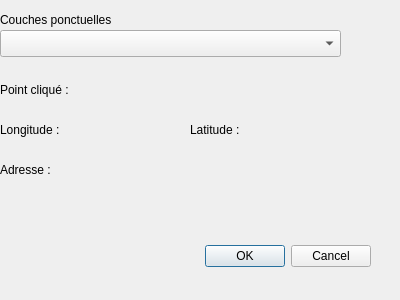
nolvidesmandomboy/Mon_Extension_QGIS, file extension_de_nolvides_dialog_base.ui: the form before one commit.
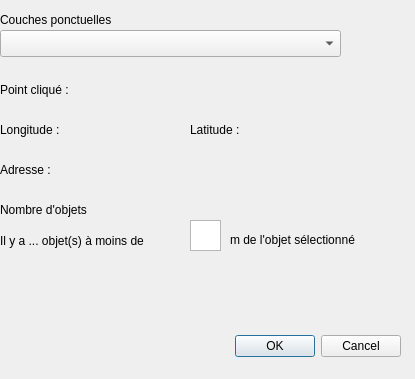
The form after the commit.

Commit message: Création de la zone tampon et test de l'intersection du tampon avec le point selectionné

Diff of the .ui file:
```diff
--- a/extension_de_nolvides_dialog_base.ui
+++ b/extension_de_nolvides_dialog_base.ui
@@ -6,8 +6,8 @@
    <rect>
     <x>0</x>
     <y>0</y>
-    <width>400</width>
-    <height>300</height>
+    <width>415</width>
+    <height>379</height>
    </rect>
   </property>
   <property name="windowTitle">
@@ -16,8 +16,8 @@
   <widget class="QDialogButtonBox" name="button_box">
    <property name="geometry">
     <rect>
-     <x>30</x>
-     <y>240</y>
+     <x>60</x>
+     <y>330</y>
      <width>341</width>
      <height>32</height>
     </rect>
@@ -104,6 +104,55 @@
     <string>Adresse :</string>
    </property>
   </widget>
+  <widget class="QLabel" name="label_6">
+   <property name="geometry">
+    <rect>
+     <x>0</x>
+     <y>200</y>
+     <width>121</width>
+     <height>19</height>
+    </rect>
+   </property>
+   <property name="text">
+    <string>Nombre d'objets</string>
+   </property>
+  </widget>
+  <widget class="QLabel" name="label_7">
+   <property name="geometry">
+    <rect>
+     <x>0</x>
+     <y>230</y>
+     <width>181</width>
+     <height>21</height>
+    </rect>
+   </property>
+   <property name="text">
+    <string>Il y a ... objet(s) à moins de  </string>
+   </property>
+  </widget>
+  <widget class="QLabel" name="label_8">
+   <property name="geometry">
+    <rect>
+     <x>230</x>
+     <y>230</y>
+     <width>171</width>
+     <height>19</height>
+    </rect>
+   </property>
+   <property name="text">
+    <string>m de l'objet sélectionné</string>
+   </property>
+  </widget>
+  <widget class="QTextEdit" name="textEdit">
+   <property name="geometry">
+    <rect>
+     <x>190</x>
+     <y>220</y>
+     <width>31</width>
+     <height>31</height>
+    </rect>
+   </property>
+  </widget>
  </widget>
  <resources/>
  <connections>
```
The commit also changes 2 other files.
